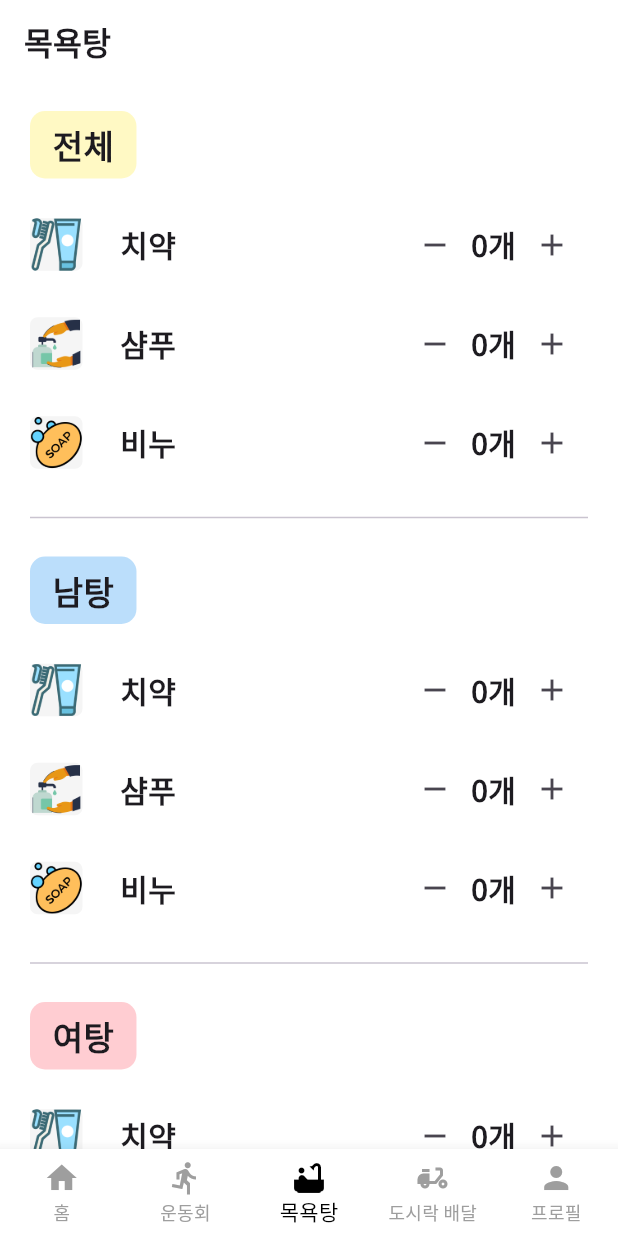
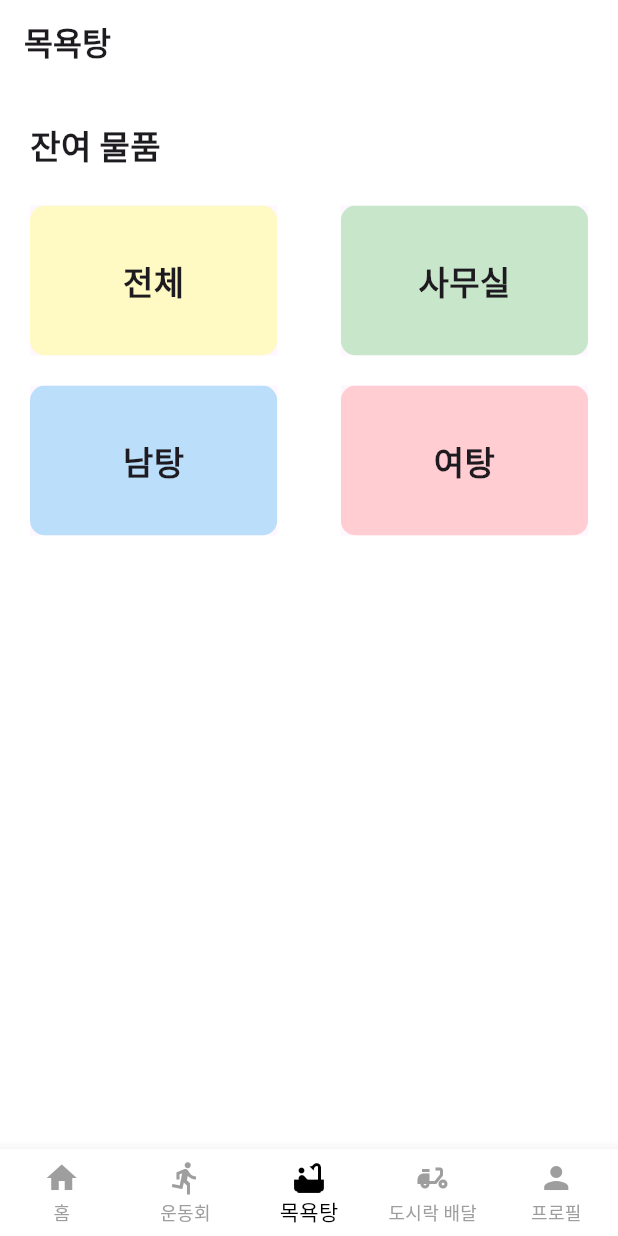
Before and after one commit to pre-per/nambu_admin, a Flutter app: the screen it shows after launch, swiped to page 3, on a phone screen of 412 x 824 dp. Run offline on Flutter 3.47's test engine with Material 3 defaults, Android fonts, the phone set to English and light mode, and no system bars; our stand-ins replace cloud_firestore, firebase_core, google_fonts, lottie, table_calendar; accounts and stored records are empty.

Commit message:
bath count Inkwell

```diff
--- a/lib/component/bath/remainder_num_widget.dart
+++ /dev/null
@@ -1,157 +0,0 @@
-import 'package:flutter/material.dart';
-import 'package:nambu_admin/provider/bath/remainder_provider.dart';
-import 'package:provider/provider.dart';
-
-class RemainderNumWidget extends StatelessWidget {
-  final String category;
-
-  const RemainderNumWidget({required this.category, super.key});
-
-  String categoryToKorean() {
-    if (category == 'total') {
-      return '전체';
-    } else if (category == 'men') {
-      return '남탕';
-    } else if (category == 'women') {
-      return '여탕';
-    } else if (category == 'office') {
-      return '사무실';
-    } else {
-      return '오류';
-    }
-  }
-
-  Color? categoryToColor() {
-    if (category == 'total') {
-      return Colors.yellow[100];
-    } else if (category == 'men') {
-      return Colors.blue[100];
-    } else if (category == 'women') {
-      return Colors.red[100];
-    } else if (category == 'office') {
-      return Colors.green[100];
-    } else {
-      return Colors.brown[200];
-    }
-  }
-
-  @override
-  Widget build(BuildContext context) {
-    final provider = Provider.of<RemainderProvider>(context);
-    return Column(
-      crossAxisAlignment: CrossAxisAlignment.start,
-      children: [
-        const SizedBox(height: 18.0),
-        IntrinsicWidth(
-          child: Container(
-            decoration: BoxDecoration(
-              borderRadius: BorderRadius.circular(10.0),
-              color: categoryToColor(),
-            ),
-            child: Padding(
-              padding: const EdgeInsets.symmetric(horizontal: 15.0, vertical: 7.0),
-              child: Center(
-                child: Text(
-                  categoryToKorean(),
-                  style: TextStyle(fontWeight: FontWeight.w600, fontSize: 22.0),
-                ),
-              ),
-            ),
-          ),
-        ),
-        const SizedBox(height: 20.0),
-        Icon_Name_Num_Row(
-          imageString: 'asset/image/icon/tooth.png',
-          text: '치약',
-          num: provider.remainders[category]?.toothpasteNum ?? -1,
-          category: category,
-        ),
-        const SizedBox(height: 18.0),
-        Icon_Name_Num_Row(
-          imageString: 'asset/image/icon/shampoo.png',
-          text: '샴푸',
-          num: provider.remainders[category]?.shampooNum ?? -1,
-          category: category,
-        ),
-        const SizedBox(height: 18.0),
-        Icon_Name_Num_Row(
-          imageString: 'asset/image/icon/soap.png',
-          text: '비누',
-          num: provider.remainders[category]?.soapNum ?? -1,
-          category: category,
-        ),
-        const SizedBox(height: 18.0),
-        Divider(),
-      ],
-    );
-  }
-}
-
-class Icon_Name_Num_Row extends StatelessWidget {
-  final String imageString;
-  final String text;
-  final int num;
-  final String category;
-
-  const Icon_Name_Num_Row({
-    required this.imageString,
-    required this.text,
-    required this.num,
-    required this.category,
-    super.key,
-  });
-
-  @override
-  Widget build(BuildContext context) {
-    final provider = Provider.of<RemainderProvider>(context, listen: false);
-
-    void increment() {
-      if (text == '치약') {
-        provider.updateToothpasteNum(category, num + 1);
-      } else if (text == '샴푸') {
-        provider.updateShampooNum(category, num + 1);
-      } else if (text == '비누') {
-        provider.updateSoapNum(category, num + 1);
-      }
-    }
-
-    void decrement() {
-      if (text == '치약') {
-        provider.updateToothpasteNum(category, num - 1);
-      } else if (text == '샴푸') {
-        provider.updateShampooNum(category, num - 1);
-      } else if (text == '비누') {
-        provider.updateSoapNum(category, num - 1);
-      }
-    }
-
-    return Row(
-      mainAxisAlignment: MainAxisAlignment.spaceBetween,
-      children: [
-        Container(
-          height: 35.0,
-          width: 35.0,
-          decoration: BoxDecoration(
-            color: Colors.grey[100],
-            borderRadius: BorderRadius.circular(5.0),
-          ),
-          child: Center(
-            child: Image.asset(imageString),
-          ),
-        ),
-        const SizedBox(width: 25.0),
-        Expanded(
-            child: Text(
-          text,
-          style: TextStyle(fontSize: 20.0, fontWeight: FontWeight.w600),
-        )),
-        IconButton(onPressed: decrement, icon: Icon(Icons.remove)),
-        Text(
-          '$num개',
-          style: TextStyle(fontSize: 20.0, fontWeight: FontWeight.w600),
-        ),
-        IconButton(onPressed: increment, icon: Icon(Icons.add)),
-      ],
-    );
-  }
-}
--- a/lib/screen/bath/bathscreen.dart
+++ b/lib/screen/bath/bathscreen.dart
@@ -1,5 +1,5 @@
 import 'package:flutter/material.dart';
-import 'package:nambu_admin/component/bath/remainder_num_widget.dart';
+import 'package:nambu_admin/screen/bath/bath_category_details.dart';
 
 class Bathscreen extends StatelessWidget {
   const Bathscreen({super.key});
@@ -12,10 +12,7 @@ class Bathscreen extends StatelessWidget {
         padding: EdgeInsets.symmetric(horizontal: 20.0),
         child: ListView(
           children: [
-            RemainderNumWidget(category: 'total'),
-            RemainderNumWidget(category: 'men'),
-            RemainderNumWidget(category: 'women'),
-            RemainderNumWidget(category: 'office'),
+            BathRemainderWidget(),
           ],
         ),
       ),
@@ -33,3 +30,96 @@ AppBar BathscreenAppBar() {
         )),
   );
 }
+
+class BathRemainderWidget extends StatelessWidget {
+  const BathRemainderWidget({super.key});
+
+  @override
+  Widget build(BuildContext context) {
+    return Column(
+      crossAxisAlignment: CrossAxisAlignment.start,
+      children: [
+        const SizedBox(height: 25.0),
+        Text(
+          '잔여 물품',
+          style: TextStyle(fontSize: 22.0, fontWeight: FontWeight.w600),
+        ),
+        const SizedBox(height: 25.0),
+        Row(
+          mainAxisAlignment: MainAxisAlignment.spaceBetween,
+          children: [
+            BathInkWell(text: '전체', color: Colors.yellow[100]),
+            BathInkWell(text: '사무실', color: Colors.green[100]),
+          ],
+        ),
+        const SizedBox(height: 20.0),
+        Row(
+          mainAxisAlignment: MainAxisAlignment.spaceBetween,
+          children: [
+            BathInkWell(text: '남탕', color: Colors.blue[100]),
+            BathInkWell(text: '여탕', color: Colors.red[100]),
+          ],
+        ),
+        const SizedBox(height: 15.0),
+      ],
+    );
+  }
+}
+
+class BathInkWell extends StatelessWidget {
+  final String text;
+  final Color? color;
+
+  const BathInkWell({required this.text, required this.color, super.key});
+
+  String textToCategory(String text) {
+    switch (text) {
+      case '전체':
+        return 'total';
+      case '사무실':
+        return 'office';
+      case '남탕':
+        return 'men';
+      case '여탕':
+        return 'women';
+      default:
+        return 'unknown';
+    }
+  }
+
+  @override
+  Widget build(BuildContext context) {
+    return Material(
+      child: InkWell(
+        onTap: () {
+          final category = textToCategory(text);
+          Navigator.push(
+            context,
+            MaterialPageRoute(
+              builder: (context) => BathCategoryDetails(category: category),
+            ),
+          );
+        },
+        borderRadius: BorderRadius.circular(10.0),
+        child: Ink(
+          height: 100,
+          width: MediaQuery.of(context).size.width* 0.4,
+          padding: const EdgeInsets.all(8.0),
+          decoration: BoxDecoration(
+            color: color,
+            borderRadius: BorderRadius.circular(10.0),
+          ),
+          child: Padding(
+            padding: const EdgeInsets.all(8.0),
+            child: Center(
+              child: Text(
+                text,
+                style: TextStyle(fontSize: 22.0, fontWeight: FontWeight.w600),
+              ),
+            ),
+          ),
+        ),
+      ),
+    );
+  }
+}
--- a/pubspec.yaml
+++ b/pubspec.yaml
@@ -73,6 +73,10 @@ flutter:
     - asset/image/icon/tooth.png
     - asset/image/icon/soap.png
     - asset/image/icon/shampoo.png
+    - asset/image/icon/bodyLotion.png
+    - asset/image/icon/showerTowel.png
+    - asset/image/icon/skinLotion.png
+    - asset/image/icon/towel.png
   #   - images/a_dot_ham.jpeg
 
   # An image asset can refer to one or more resolution-specific "variants", see
```
Also changed, not shown: lib/model/remainder_model.dart (+16 -0 lines), lib/provider/bath/remainder_provider.dart (+37 -6 lines), lib/screen/bath/bath_category_details.dart (added, +208 -0 lines), asset/image/icon/bodyLotion.png (added), asset/image/icon/showerTowel.png (added), asset/image/icon/skinLotion.png (added), asset/image/icon/towel.png (added).
